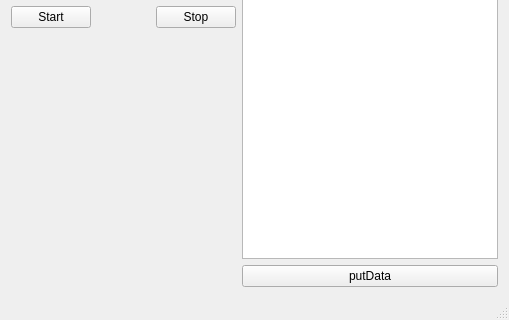
Qt form QtTcpClientProducer/mainwindow.ui (Lucasgsr14/projeto_terceira_unidade_PA) before a commit; both pictures show x 0 to 509 and y 184 to 504 of the 509 by 504 pixel window.
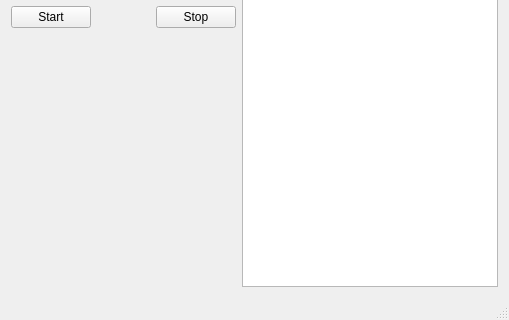
The same form after that commit.

Diff of the .ui file:
```diff
--- a/QtTcpClientProducer/mainwindow.ui
+++ b/QtTcpClientProducer/mainwindow.ui
@@ -15,9 +15,6 @@
   </property>
   <widget class="QWidget" name="centralWidget">
    <layout class="QGridLayout" name="gridLayout">
-    <item row="0" column="1">
-     <widget class="QTextBrowser" name="textBrowser"/>
-    </item>
     <item row="0" column="0">
      <layout class="QVBoxLayout" name="verticalLayout">
       <item>
@@ -173,13 +170,6 @@
       </item>
      </layout>
     </item>
-    <item row="1" column="1">
-     <widget class="QPushButton" name="pushButtonPut">
-      <property name="text">
-       <string>putData</string>
-      </property>
-     </widget>
-    </item>
     <item row="1" column="0">
      <widget class="QLabel" name="labelToChange">
       <property name="text">
@@ -187,6 +177,9 @@
       </property>
      </widget>
     </item>
+    <item row="0" column="1" rowspan="2">
+     <widget class="QTextBrowser" name="textBrowser"/>
+    </item>
    </layout>
   </widget>
   <widget class="QMenuBar" name="menuBar">
```
Left out of the diff: 10 changed lines with no effect on the pictures.
